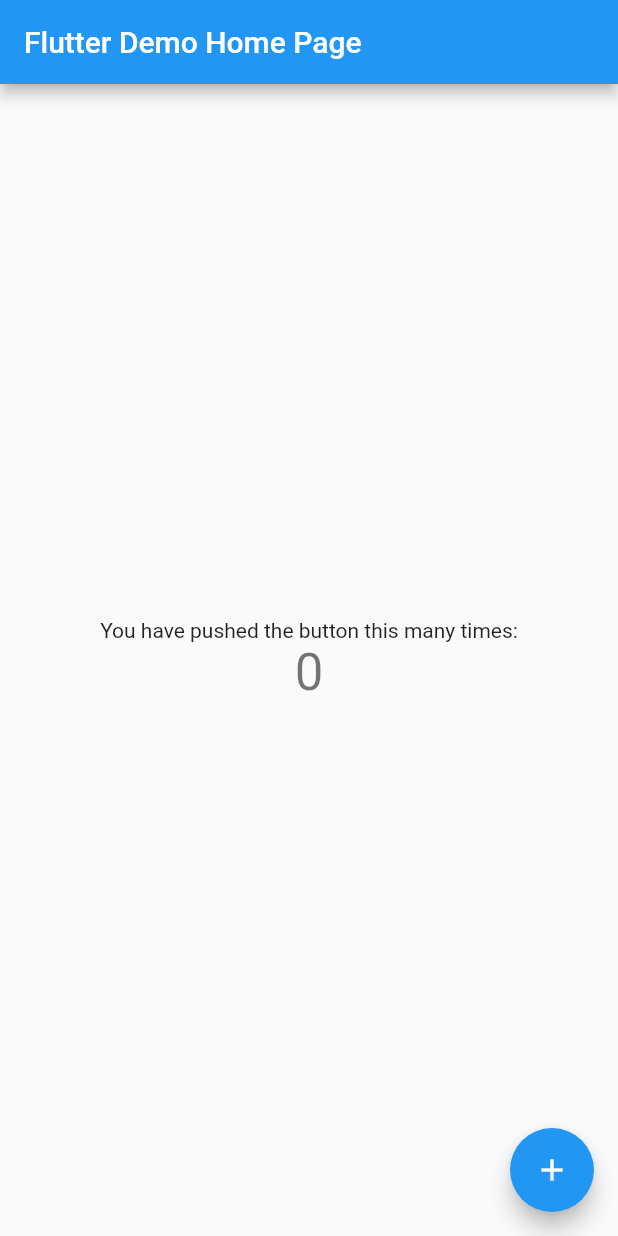
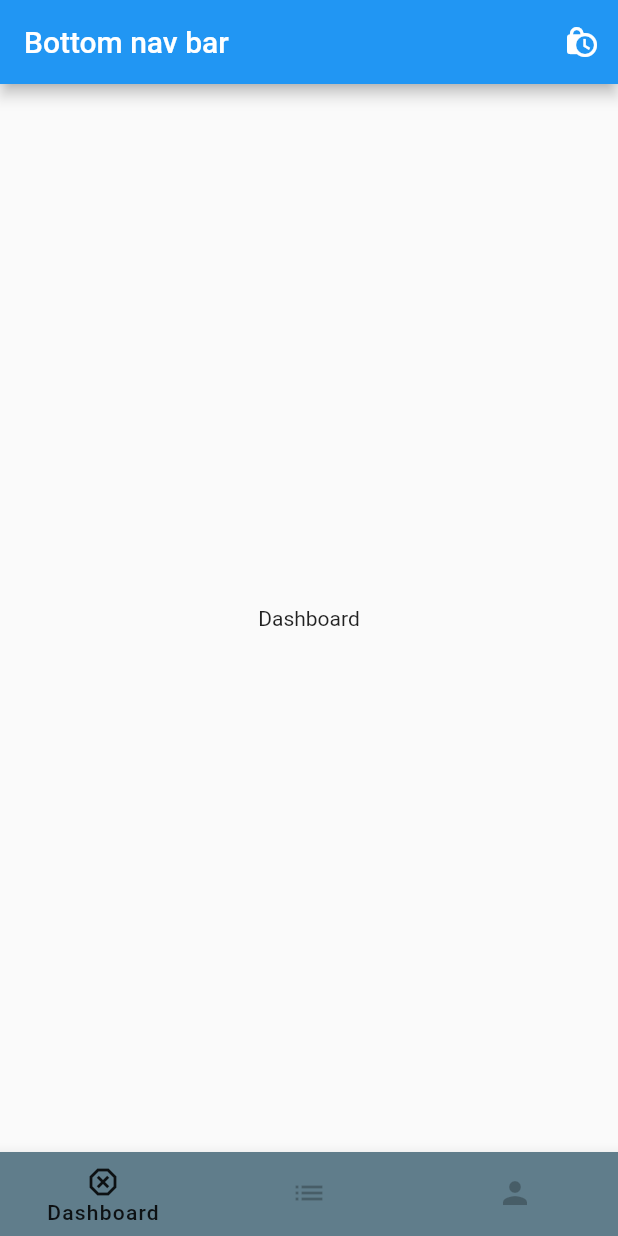
Before and after one commit to RafatMeraz/ostad_flutter_batch_two, a Flutter app: the screen it shows after launch, on a phone screen of 412 x 824 dp. Run offline on Flutter 3.47's test engine with Material 2 defaults, Android fonts, the phone set to English and light mode, and no system bars.

Commit message:
bottom nav bar and pickers

```diff
--- a/lib/main.dart
+++ b/lib/main.dart
@@ -1,4 +1,5 @@
 import 'package:flutter/material.dart';
+import 'package:flutter/cupertino.dart';
 
 void main() {
   runApp(const MyApp());
@@ -13,15 +14,6 @@
     return MaterialApp(
       title: 'Flutter Demo',
       theme: ThemeData(
-        // This is the theme of your application.
-        //
-        // Try running your application with "flutter run". You'll see the
-        // application has a blue toolbar. Then, without quitting the app, try
-        // changing the primarySwatch below to Colors.green and then invoke
-        // "hot reload" (press "r" in the console where you ran "flutter run",
-        // or simply save your changes to "hot reload" in a Flutter IDE).
-        // Notice that the counter didn't reset back to zero; the application
-        // is not restarted.
         primarySwatch: Colors.blue,
       ),
       home: const MyHomePage(title: 'Flutter Demo Home Page'),
@@ -32,15 +24,6 @@
 class MyHomePage extends StatefulWidget {
   const MyHomePage({super.key, required this.title});
 
-  // This widget is the home page of your application. It is stateful, meaning
-  // that it has a State object (defined below) that contains fields that affect
-  // how it looks.
-
-  // This class is the configuration for the state. It holds the values (in this
-  // case the title) provided by the parent (in this case the App widget) and
-  // used by the build method of the State. Fields in a Widget subclass are
-  // always marked "final".
-
   final String title;
 
   @override
@@ -48,68 +31,68 @@
 }
 
 class _MyHomePageState extends State<MyHomePage> {
-  int _counter = 0;
+  int currentSelectedScreenIndex = 0;
 
-  void _incrementCounter() {
-    setState(() {
-      // This call to setState tells the Flutter framework that something has
-      // changed in this State, which causes it to rerun the build method below
-      // so that the display can reflect the updated values. If we changed
-      // _counter without calling setState(), then the build method would not be
-      // called again, and so nothing would appear to happen.
-      _counter++;
-    });
-  }
+  /// assignment: replace this with 3 screens
+  final List<Widget> widgets = [
+    const Text('Dashboard'), // 0
+    const Text('Products'), // 1
+    const Text('Profile'), // 2
+  ];
 
   @override
   Widget build(BuildContext context) {
-    // This method is rerun every time setState is called, for instance as done
-    // by the _incrementCounter method above.
-    //
-    // The Flutter framework has been optimized to make rerunning build methods
-    // fast, so that you can just rebuild anything that needs updating rather
-    // than having to individually change instances of widgets.
     return Scaffold(
       appBar: AppBar(
-        // Here we take the value from the MyHomePage object that was created by
-        // the App.build method, and use it to set our appbar title.
-        title: Text(widget.title),
+        title: const Text('Bottom nav bar'),
+        actions: [
+          IconButton(
+              onPressed: () async {
+                // final selectedTime = await showTimePicker(
+                //     context: context, initialTime: TimeOfDay.now());
+                // print(selectedTime);
+                // final selectedDate = await showDatePicker(context: context,
+                //     initialDate: DateTime.now(),
+                //     firstDate: DateTime(1990),
+                //     lastDate: DateTime(2025));
+                // print(selectedDate);
+                // final selectedDateRange = await showDateRangePicker(
+                //     context: context,
+                //     firstDate: DateTime(2000),
+                //     lastDate: DateTime(2040));
+                // print(selectedDateRange);
+              },
+              icon: const Icon(Icons.lock_clock))
+        ],
       ),
       body: Center(
-        // Center is a layout widget. It takes a single child and positions it
-        // in the middle of the parent.
-        child: Column(
-          // Column is also a layout widget. It takes a list of children and
-          // arranges them vertically. By default, it sizes itself to fit its
-          // children horizontally, and tries to be as tall as its parent.
-          //
-          // Invoke "debug painting" (press "p" in the console, choose the
-          // "Toggle Debug Paint" action from the Flutter Inspector in Android
-          // Studio, or the "Toggle Debug Paint" command in Visual Studio Code)
-          // to see the wireframe for each widget.
-          //
-          // Column has various properties to control how it sizes itself and
-          // how it positions its children. Here we use mainAxisAlignment to
-          // center the children vertically; the main axis here is the vertical
-          // axis because Columns are vertical (the cross axis would be
-          // horizontal).
-          mainAxisAlignment: MainAxisAlignment.center,
-          children: <Widget>[
-            const Text(
-              'You have pushed the button this many times:',
-            ),
-            Text(
-              '$_counter',
-              style: Theme.of(context).textTheme.headline4,
-            ),
-          ],
-        ),
+        child: widgets[currentSelectedScreenIndex],
       ),
-      floatingActionButton: FloatingActionButton(
-        onPressed: _incrementCounter,
-        tooltip: 'Increment',
-        child: const Icon(Icons.add),
-      ), // This trailing comma makes auto-formatting nicer for build methods.
+      bottomNavigationBar: BottomNavigationBar(
+        backgroundColor: Colors.blueGrey,
+        selectedItemColor: Colors.black87,
+        unselectedItemColor: Colors.black26,
+        showSelectedLabels: true,
+        showUnselectedLabels: false,
+        selectedLabelStyle: const TextStyle(
+            fontWeight: FontWeight.w500,
+            letterSpacing: 0.8,
+            color: Colors.pink),
+        onTap: (value) {
+          currentSelectedScreenIndex = value;
+          setState(() {});
+        },
+        currentIndex: currentSelectedScreenIndex,
+        items: const [
+          BottomNavigationBarItem(
+              backgroundColor: Colors.blue,
+              activeIcon: Icon(Icons.dangerous_outlined),
+              icon: Icon(Icons.dashboard),
+              label: 'Dashboard'),
+          BottomNavigationBarItem(icon: Icon(Icons.list), label: 'Products'),
+          BottomNavigationBarItem(icon: Icon(Icons.person), label: 'Profile'),
+        ],
+      ),
     );
   }
 }
```
